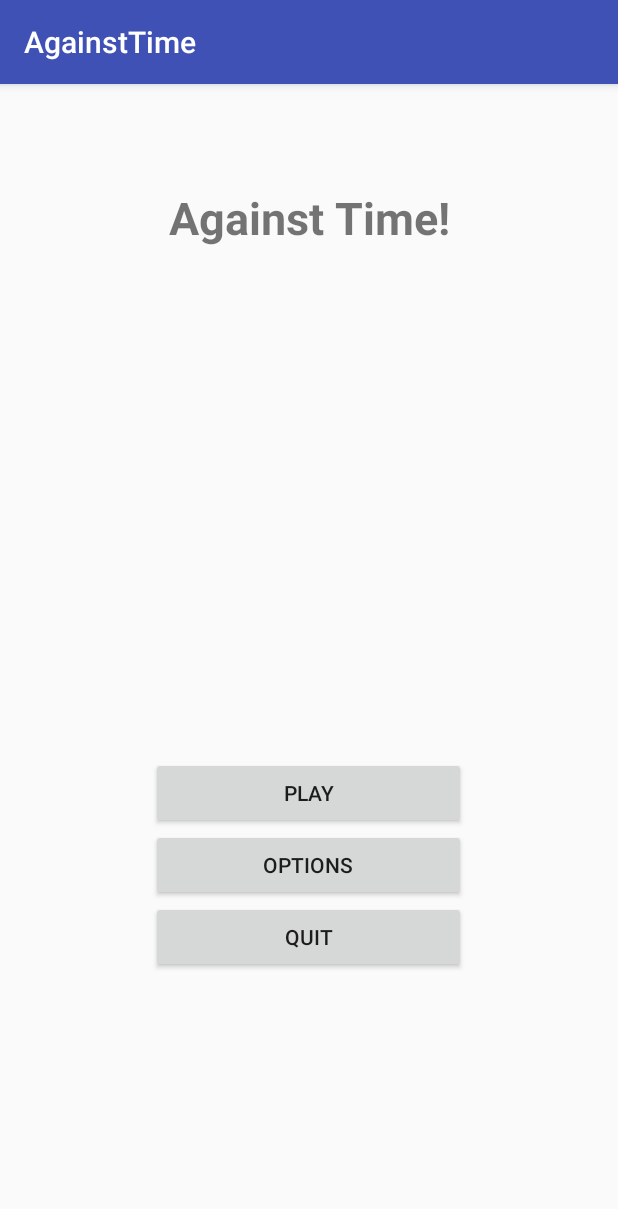
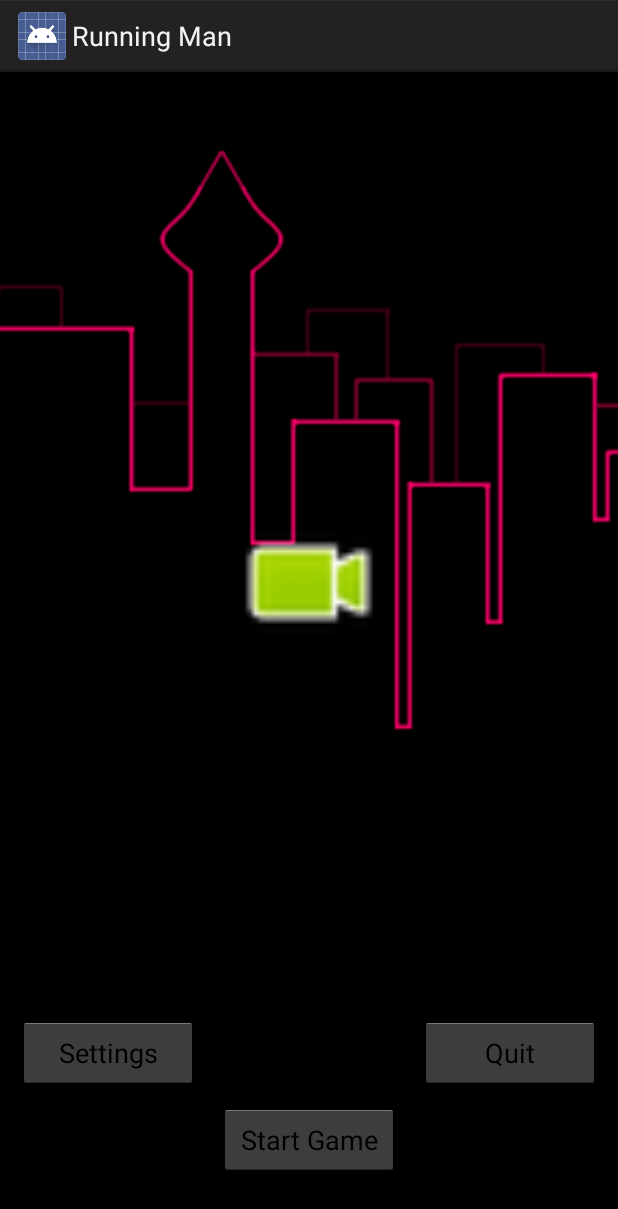
Before and after one commit to Against-Time/GameFiles, an Android app: the screen it shows after launch (MainMenu before the commit, MainActivity after it), on a phone screen of 412 x 824 dp. Shown: the top 1209 px of the screen. Run offline under Robolectric (Android 15) with nearby library versions, the phone set to English and light mode, and no system bars.

Commit message:
Add files via upload

```diff
--- /dev/null
+++ b/app/src/main/java/ca/georgebrown/game2011/runningman/MainActivity.java
@@ -0,0 +1,59 @@
+package ca.georgebrown.game2011.runningman;
+
+import android.app.Activity;
+import android.content.Context;
+import android.content.Intent;
+import android.graphics.Canvas;
+import android.os.Bundle;
+import android.view.Menu;
+import android.view.View;
+import android.widget.Button;
+
+public class MainActivity extends Activity {
+
+    @Override
+    protected void onCreate(Bundle savedInstanceState) {
+        super.onCreate(savedInstanceState);
+        setContentView(R.layout.activity_main);
+        Context context = getApplicationContext();
+
+        Button quit = (Button) findViewById(R.id.Exit_Button);
+        QuitButtonListener quitListener = new QuitButtonListener();
+        quit.setOnClickListener(quitListener);
+
+        Button play = (Button) findViewById(R.id.Start_Button);
+        PlayButtonListener playListener = new PlayButtonListener();
+        play.setOnClickListener(playListener);
+
+        Button options = (Button) findViewById(R.id.Options_Button);
+        OptionsButtonListener optionsListener = new OptionsButtonListener();
+        options.setOnClickListener(optionsListener);
+    }
+
+    private void startPlay() {
+        Intent intent = new Intent(this, PlayActivity.class);
+        startActivity(intent);
+    }
+
+
+    private class QuitButtonListener implements View.OnClickListener{
+        @Override
+        public void onClick(View view) {
+            finish();
+        }
+    }
+
+    private class PlayButtonListener implements View.OnClickListener{
+        @Override
+        public void onClick(View view) {
+            startPlay();
+        }
+    }
+
+    private class OptionsButtonListener implements View.OnClickListener{
+        @Override
+        public void onClick(View view) {
+
+        }
+    }
+}
--- /dev/null
+++ b/app/src/main/res/layout/activity_main.xml
@@ -0,0 +1,84 @@
+<?xml version="1.0" encoding="utf-8"?>
+<android.support.constraint.ConstraintLayout xmlns:android="http://schemas.android.com/apk/res/android"
+    xmlns:app="http://schemas.android.com/apk/res-auto"
+    xmlns:tools="http://schemas.android.com/tools"
+    android:layout_width="match_parent"
+    android:layout_height="match_parent"
+
+    tools:context="ca.georgebrown.game2011.runningman.MainActivity">
+
+    <ImageView
+        android:id="@+id/Bcakground"
+        android:layout_width="0dp"
+        android:layout_height="0dp"
+        android:scaleType="centerCrop"
+        android:src="@drawable/background"
+        app:layout_constraintBottom_toBottomOf="parent"
+        app:layout_constraintEnd_toEndOf="parent"
+        app:layout_constraintStart_toStartOf="parent"
+        app:layout_constraintTop_toTopOf="parent" />
+
+    <ImageView
+        android:id="@+id/Title_Image"
+        android:layout_width="148dp"
+        android:layout_height="90dp"
+        android:layout_marginBottom="8dp"
+        android:layout_marginEnd="8dp"
+        android:layout_marginStart="8dp"
+        android:src="@android:drawable/presence_video_online"
+        app:layout_constraintBottom_toTopOf="@+id/Start_Button"
+        app:layout_constraintEnd_toEndOf="parent"
+        app:layout_constraintStart_toStartOf="parent"
+        app:layout_constraintTop_toTopOf="parent" />
+
+    <Button
+        android:id="@+id/Options_Button"
+        android:layout_width="120dp"
+        android:layout_height="wrap_content"
+        android:layout_marginBottom="8dp"
+        android:layout_marginEnd="8dp"
+        android:layout_marginRight="8dp"
+        android:layout_marginStart="5dp"
+        android:layout_marginLeft="5dp"
+        android:layout_marginTop="8dp"
+        android:text="Settings"
+        app:layout_constraintBottom_toBottomOf="parent"
+        app:layout_constraintEnd_toStartOf="@+id/Start_Button"
+        app:layout_constraintHorizontal_bias="0.524"
+        app:layout_constraintStart_toStartOf="parent"
+        app:layout_constraintTop_toTopOf="parent"
+        app:layout_constraintVertical_bias="0.874" />
+
+    <Button
+        android:id="@+id/Start_Button"
+        android:layout_width="120dp"
+        android:layout_height="wrap_content"
+        android:layout_marginBottom="40dp"
+        android:layout_marginEnd="8dp"
+        android:layout_marginStart="8dp"
+        android:layout_marginTop="8dp"
+        android:text="Start Game"
+        app:layout_constraintBottom_toBottomOf="parent"
+        app:layout_constraintEnd_toEndOf="parent"
+        app:layout_constraintStart_toStartOf="parent"
+        app:layout_constraintTop_toTopOf="parent"
+        app:layout_constraintVertical_bias="1.0" />
+
+    <Button
+        android:id="@+id/Exit_Button"
+        android:layout_width="120dp"
+        android:layout_height="wrap_content"
+        android:layout_marginBottom="8dp"
+        android:layout_marginEnd="5dp"
+        android:layout_marginRight="5dp"
+        android:layout_marginStart="8dp"
+        android:layout_marginLeft="8dp"
+        android:layout_marginTop="8dp"
+        android:text="Quit"
+        app:layout_constraintBottom_toBottomOf="parent"
+        app:layout_constraintEnd_toEndOf="parent"
+        app:layout_constraintHorizontal_bias="0.495"
+        app:layout_constraintStart_toEndOf="@+id/Start_Button"
+        app:layout_constraintTop_toTopOf="parent"
+        app:layout_constraintVertical_bias="0.874" />
+</android.support.constraint.ConstraintLayout>
--- a/app/src/main/res/values/colors.xml
+++ b/app/src/main/res/values/colors.xml
@@ -3,6 +3,4 @@
     <color name="colorPrimary">#3F51B5</color>
     <color name="colorPrimaryDark">#303F9F</color>
     <color name="colorAccent">#FF4081</color>
-
-    <color name="black_overlay">#66000000</color>
 </resources>
--- a/app/src/main/res/values/strings.xml
+++ b/app/src/main/res/values/strings.xml
@@ -1,7 +1,3 @@
 <resources>
-    <string name="app_name">AgainstTime</string>
-
-    <string name="title_activity_game">Game</string>
-    <string name="dummy_button">Dummy Button</string>
-    <string name="dummy_content">DUMMY\nCONTENT</string>
+    <string name="app_name">Running Man</string>
 </resources>
--- a/app/src/main/res/values/styles.xml
+++ b/app/src/main/res/values/styles.xml
@@ -1,23 +1,8 @@
 <resources>
 
     <!-- Base application theme. -->
-    <style name="AppTheme" parent="Theme.AppCompat.Light.DarkActionBar">
+    <style name="AppTheme" parent="android:Theme.Holo.Light.DarkActionBar">
         <!-- Customize your theme here. -->
-        <item name="colorPrimary">@color/colorPrimary</item>
-        <item name="colorPrimaryDark">@color/colorPrimaryDark</item>
-        <item name="colorAccent">@color/colorAccent</item>
-    </style>
-
-    <style name="FullscreenTheme" parent="AppTheme">
-        <item name="android:actionBarStyle">@style/FullscreenActionBarStyle</item>
-        <item name="android:windowActionBarOverlay">true</item>
-        <item name="android:windowBackground">@null</item>
-        <item name="metaButtonBarStyle">?android:attr/buttonBarStyle</item>
-        <item name="metaButtonBarButtonStyle">?android:attr/buttonBarButtonStyle</item>
-    </style>
-
-    <style name="FullscreenActionBarStyle" parent="Widget.AppCompat.ActionBar">
-        <item name="android:background">@color/black_overlay</item>
     </style>
 
 </resources>
```
Also changed, not shown: app/src/main/AndroidManifest.xml (+2 -8 lines), app/src/main/java/ca/georgebrown/game2011/runningman/PlayActivity.java (added, +8 -0 lines), build.gradle (+21 -21 lines), app/src/main/res/drawable-v24/ic_launcher_foreground.xml (line endings or trailing spaces), app/src/main/res/drawable/background.png (added), app/src/main/res/drawable/ic_launcher_background.xml (line endings or trailing spaces), app/src/main/res/mipmap-anydpi-v26/ic_launcher.xml (line endings or trailing spaces), app/src/main/res/mipmap-anydpi-v26/ic_launcher_round.xml (line endings or trailing spaces), 4 other files.
